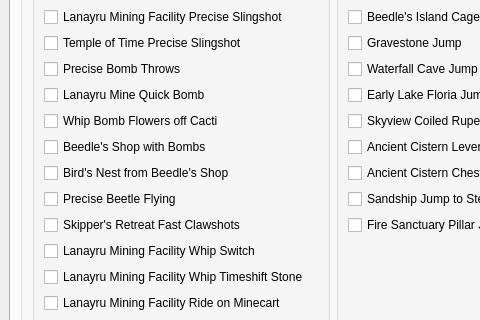
Qt form gui/ui/main.ui (mint-choc-chip-skyblade/sshd-rando) before a commit; both pictures show x 0 to 480 and y 216 to 536 of the 1275 by 845 pixel window.
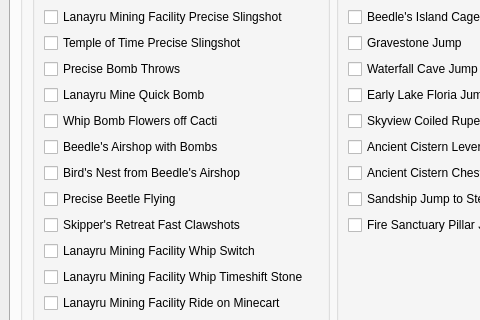
The same form after that commit. The open tabs and pages were chosen to show the change. Custom widgets are drawn as their Qt base class.

Patch:
```diff
--- a/gui/ui/main.ui
+++ b/gui/ui/main.ui
@@ -2661,14 +2661,14 @@
               <item>
                <widget class="RandoTriStateCheckBox" name="setting_logic_beedles_shop_with_bombs">
                 <property name="text">
-                 <string>Beedle's Shop with Bombs</string>
+                 <string>Beedle's Airshop with Bombs</string>
                 </property>
                </widget>
               </item>
               <item>
                <widget class="RandoTriStateCheckBox" name="setting_logic_bird_nest_item_from_beedles_shop">
                 <property name="text">
-                 <string>Bird's Nest from Beedle's Shop</string>
+                 <string>Bird's Nest from Beedle's Airshop</string>
                 </property>
                </widget>
               </item>
```
Left out of the diff: 2 changed lines with no effect on the pictures.
